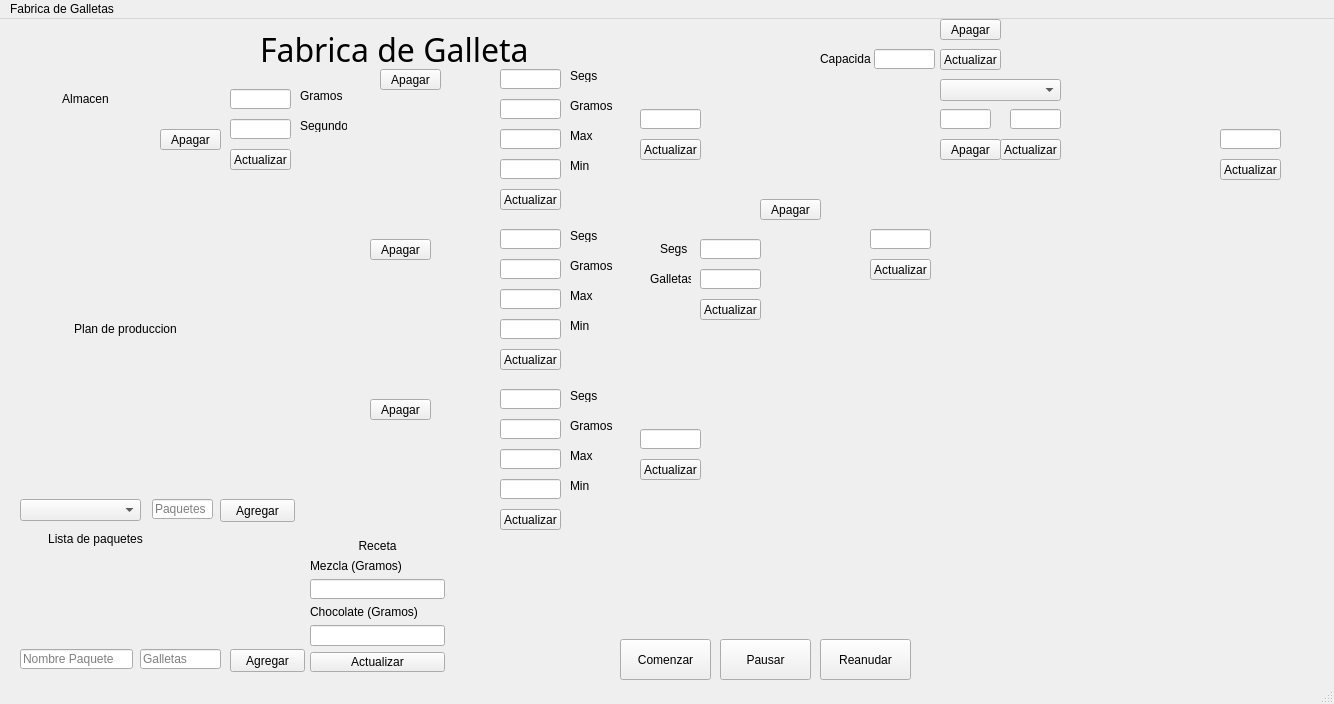
Old version of the form mainwindow.ui in the repository JohnSC31/PY1-FabricaGalletas-2102.
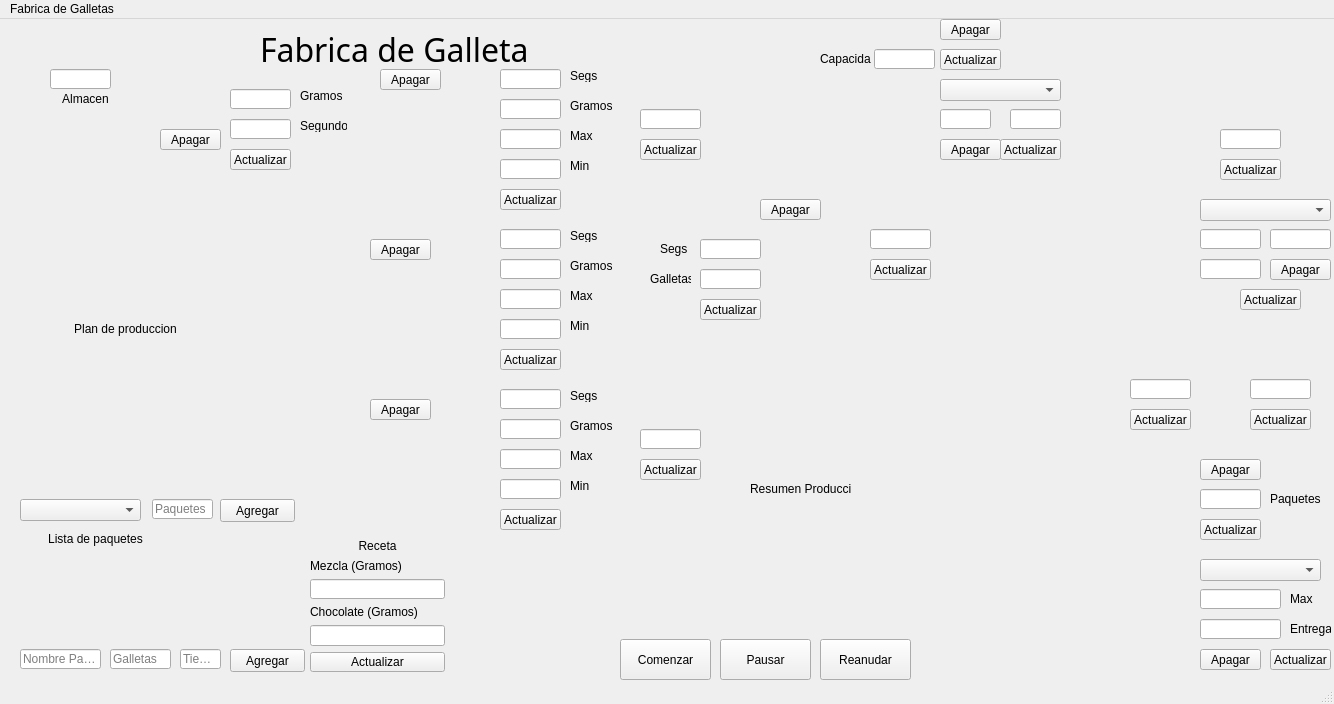
New version of the form. Icons and pictures are not drawn.

The edit to the form file:
```diff
--- a/mainwindow.ui
+++ b/mainwindow.ui
@@ -244,7 +244,7 @@
      <rect>
       <x>20</x>
       <y>630</y>
-      <width>113</width>
+      <width>81</width>
       <height>20</height>
      </rect>
     </property>
@@ -268,9 +268,9 @@
    <widget class="QLineEdit" name="inpPackCookies">
     <property name="geometry">
      <rect>
-      <x>140</x>
+      <x>110</x>
       <y>630</y>
-      <width>81</width>
+      <width>61</width>
       <height>20</height>
      </rect>
     </property>
@@ -1314,6 +1314,477 @@
      </rect>
     </property>
    </widget>
+   <widget class="QLabel" name="label_35">
+    <property name="geometry">
+     <rect>
+      <x>1130</x>
+      <y>190</y>
+      <width>61</width>
+      <height>71</height>
+     </rect>
+    </property>
+    <property name="text">
+     <string/>
+    </property>
+    <property name="pixmap">
+     <pixmap>../../Semestre II/Estructuras de datos/Proyecto 1/Design/Inspeccion_red.png</pixmap>
+    </property>
+   </widget>
+   <widget class="QComboBox" name="cmbInspectors">
+    <property name="geometry">
+     <rect>
+      <x>1200</x>
+      <y>180</y>
+      <width>131</width>
+      <height>22</height>
+     </rect>
+    </property>
+    <property name="acceptDrops">
+     <bool>false</bool>
+    </property>
+    <property name="currentText">
+     <string/>
+    </property>
+    <property name="placeholderText">
+     <string/>
+    </property>
+   </widget>
+   <widget class="QLineEdit" name="inpInspectorTime">
+    <property name="geometry">
+     <rect>
+      <x>1200</x>
+      <y>210</y>
+      <width>61</width>
+      <height>20</height>
+     </rect>
+    </property>
+   </widget>
+   <widget class="QLineEdit" name="inpInspectorPerTime">
+    <property name="geometry">
+     <rect>
+      <x>1270</x>
+      <y>210</y>
+      <width>61</width>
+      <height>20</height>
+     </rect>
+    </property>
+   </widget>
+   <widget class="QLineEdit" name="inpInspectorProb">
+    <property name="geometry">
+     <rect>
+      <x>1200</x>
+      <y>240</y>
+      <width>61</width>
+      <height>20</height>
+     </rect>
+    </property>
+   </widget>
+   <widget class="QPushButton" name="btnUpdateInspector">
+    <property name="geometry">
+     <rect>
+      <x>1240</x>
+      <y>270</y>
+      <width>61</width>
+      <height>21</height>
+     </rect>
+    </property>
+    <property name="text">
+     <string>Actualizar</string>
+    </property>
+   </widget>
+   <widget class="QLabel" name="lblQoS">
+    <property name="geometry">
+     <rect>
+      <x>1030</x>
+      <y>190</y>
+      <width>91</width>
+      <height>91</height>
+     </rect>
+    </property>
+    <property name="text">
+     <string/>
+    </property>
+   </widget>
+   <widget class="QPushButton" name="btnControlInspector">
+    <property name="geometry">
+     <rect>
+      <x>1270</x>
+      <y>240</y>
+      <width>61</width>
+      <height>21</height>
+     </rect>
+    </property>
+    <property name="text">
+     <string>Apagar</string>
+    </property>
+   </widget>
+   <widget class="QPushButton" name="btnUpdateCookieBelt4">
+    <property name="geometry">
+     <rect>
+      <x>1250</x>
+      <y>390</y>
+      <width>61</width>
+      <height>21</height>
+     </rect>
+    </property>
+    <property name="text">
+     <string>Actualizar</string>
+    </property>
+   </widget>
+   <widget class="QLineEdit" name="inpCookieBelt4Max">
+    <property name="geometry">
+     <rect>
+      <x>1250</x>
+      <y>360</y>
+      <width>61</width>
+      <height>20</height>
+     </rect>
+    </property>
+   </widget>
+   <widget class="QLabel" name="lblCookieBelt4">
+    <property name="geometry">
+     <rect>
+      <x>1230</x>
+      <y>300</y>
+      <width>91</width>
+      <height>31</height>
+     </rect>
+    </property>
+    <property name="text">
+     <string/>
+    </property>
+   </widget>
+   <widget class="QLabel" name="label_36">
+    <property name="geometry">
+     <rect>
+      <x>1230</x>
+      <y>330</y>
+      <width>101</width>
+      <height>31</height>
+     </rect>
+    </property>
+    <property name="text">
+     <string/>
+    </property>
+    <property name="pixmap">
+     <pixmap>../../Semestre II/Estructuras de datos/Proyecto 1/Design/Banda5.png</pixmap>
+    </property>
+   </widget>
+   <widget class="QLabel" name="label_37">
+    <property name="geometry">
+     <rect>
+      <x>1110</x>
+      <y>330</y>
+      <width>101</width>
+      <height>31</height>
+     </rect>
+    </property>
+    <property name="text">
+     <string/>
+    </property>
+    <property name="pixmap">
+     <pixmap>../../Semestre II/Estructuras de datos/Proyecto 1/Design/Banda5.png</pixmap>
+    </property>
+   </widget>
+   <widget class="QPushButton" name="btnUpdateCookieBelt3">
+    <property name="geometry">
+     <rect>
+      <x>1130</x>
+      <y>390</y>
+      <width>61</width>
+      <height>21</height>
+     </rect>
+    </property>
+    <property name="text">
+     <string>Actualizar</string>
+    </property>
+   </widget>
+   <widget class="QLineEdit" name="inpCookieBelt3Max">
+    <property name="geometry">
+     <rect>
+      <x>1130</x>
+      <y>360</y>
+      <width>61</width>
+      <height>20</height>
+     </rect>
+    </property>
+   </widget>
+   <widget class="QLabel" name="lblCookieBelt3">
+    <property name="geometry">
+     <rect>
+      <x>1110</x>
+      <y>300</y>
+      <width>91</width>
+      <height>31</height>
+     </rect>
+    </property>
+    <property name="text">
+     <string/>
+    </property>
+   </widget>
+   <widget class="QLabel" name="label_38">
+    <property name="geometry">
+     <rect>
+      <x>1140</x>
+      <y>440</y>
+      <width>51</width>
+      <height>51</height>
+     </rect>
+    </property>
+    <property name="text">
+     <string/>
+    </property>
+    <property name="pixmap">
+     <pixmap>../../Semestre II/Estructuras de datos/Proyecto 1/Design/Empacadora_red.png</pixmap>
+    </property>
+   </widget>
+   <widget class="QLabel" name="label_39">
+    <property name="geometry">
+     <rect>
+      <x>1140</x>
+      <y>540</y>
+      <width>51</width>
+      <height>31</height>
+     </rect>
+    </property>
+    <property name="text">
+     <string/>
+    </property>
+    <property name="pixmap">
+     <pixmap>../../Semestre II/Estructuras de datos/Proyecto 1/Design/Transporte_red.png</pixmap>
+    </property>
+   </widget>
+   <widget class="QLineEdit" name="inpBalerPerTime">
+    <property name="geometry">
+     <rect>
+      <x>1200</x>
+      <y>470</y>
+      <width>61</width>
+      <height>20</height>
+     </rect>
+    </property>
+   </widget>
+   <widget class="QPushButton" name="btnUpdateBaler">
+    <property name="geometry">
+     <rect>
+      <x>1200</x>
+      <y>500</y>
+      <width>61</width>
+      <height>21</height>
+     </rect>
+    </property>
+    <property name="text">
+     <string>Actualizar</string>
+    </property>
+   </widget>
+   <widget class="QLabel" name="lblBaler">
+    <property name="geometry">
+     <rect>
+      <x>1040</x>
+      <y>440</y>
+      <width>91</width>
+      <height>61</height>
+     </rect>
+    </property>
+    <property name="text">
+     <string/>
+    </property>
+   </widget>
+   <widget class="QLineEdit" name="inpJointerMachinePerTime_3">
+    <property name="geometry">
+     <rect>
+      <x>50</x>
+      <y>50</y>
+      <width>61</width>
+      <height>20</height>
+     </rect>
+    </property>
+   </widget>
+   <widget class="QComboBox" name="cmbTransports">
+    <property name="geometry">
+     <rect>
+      <x>1200</x>
+      <y>540</y>
+      <width>121</width>
+      <height>22</height>
+     </rect>
+    </property>
+    <property name="acceptDrops">
+     <bool>false</bool>
+    </property>
+    <property name="currentText">
+     <string/>
+    </property>
+    <property name="placeholderText">
+     <string/>
+    </property>
+   </widget>
+   <widget class="QLineEdit" name="inpTransportMax">
+    <property name="geometry">
+     <rect>
+      <x>1200</x>
+      <y>570</y>
+      <width>81</width>
+      <height>20</height>
+     </rect>
+    </property>
+   </widget>
+   <widget class="QLineEdit" name="inpTransportTime">
+    <property name="geometry">
+     <rect>
+      <x>1200</x>
+      <y>600</y>
+      <width>81</width>
+      <height>20</height>
+     </rect>
+    </property>
+   </widget>
+   <widget class="QLabel" name="label_40">
+    <property name="geometry">
+     <rect>
+      <x>1290</x>
+      <y>570</y>
+      <width>41</width>
+      <height>20</height>
+     </rect>
+    </property>
+    <property name="text">
+     <string>Max</string>
+    </property>
+   </widget>
+   <widget class="QLabel" name="label_41">
+    <property name="geometry">
+     <rect>
+      <x>1290</x>
+      <y>600</y>
+      <width>41</width>
+      <height>20</height>
+     </rect>
+    </property>
+    <property name="text">
+     <string>Entrega</string>
+    </property>
+   </widget>
+   <widget class="QPushButton" name="btnUpdateTransport">
+    <property name="geometry">
+     <rect>
+      <x>1270</x>
+      <y>630</y>
+      <width>61</width>
+      <height>21</height>
+     </rect>
+    </property>
+    <property name="text">
+     <string>Actualizar</string>
+    </property>
+   </widget>
+   <widget class="QLabel" name="lblTransports">
+    <property name="geometry">
+     <rect>
+      <x>1090</x>
+      <y>570</y>
+      <width>101</width>
+      <height>81</height>
+     </rect>
+    </property>
+    <property name="text">
+     <string/>
+    </property>
+   </widget>
+   <widget class="QLabel" name="label_42">
+    <property name="geometry">
+     <rect>
+      <x>870</x>
+      <y>490</y>
+      <width>61</width>
+      <height>41</height>
+     </rect>
+    </property>
+    <property name="text">
+     <string/>
+    </property>
+    <property name="pixmap">
+     <pixmap>../../Semestre II/Estructuras de datos/Proyecto 1/Design/AlmacenFinal_red.png</pixmap>
+    </property>
+   </widget>
+   <widget class="QLabel" name="lblSummary">
+    <property name="geometry">
+     <rect>
+      <x>720</x>
+      <y>490</y>
+      <width>141</width>
+      <height>81</height>
+     </rect>
+    </property>
+    <property name="text">
+     <string/>
+    </property>
+   </widget>
+   <widget class="QLabel" name="label_43">
+    <property name="geometry">
+     <rect>
+      <x>750</x>
+      <y>460</y>
+      <width>101</width>
+      <height>20</height>
+     </rect>
+    </property>
+    <property name="text">
+     <string>Resumen Produccion</string>
+    </property>
+   </widget>
+   <widget class="QLabel" name="label_44">
+    <property name="geometry">
+     <rect>
+      <x>1270</x>
+      <y>470</y>
+      <width>51</width>
+      <height>20</height>
+     </rect>
+    </property>
+    <property name="text">
+     <string>Paquetes</string>
+    </property>
+   </widget>
+   <widget class="QPushButton" name="btnControlBaler">
+    <property name="geometry">
+     <rect>
+      <x>1200</x>
+      <y>440</y>
+      <width>61</width>
+      <height>21</height>
+     </rect>
+    </property>
+    <property name="text">
+     <string>Apagar</string>
+    </property>
+   </widget>
+   <widget class="QPushButton" name="btnControlTransport">
+    <property name="geometry">
+     <rect>
+      <x>1200</x>
+      <y>630</y>
+      <width>61</width>
+      <height>21</height>
+     </rect>
+    </property>
+    <property name="text">
+     <string>Apagar</string>
+    </property>
+   </widget>
+   <widget class="QLineEdit" name="inpPackTime">
+    <property name="geometry">
+     <rect>
+      <x>180</x>
+      <y>630</y>
+      <width>41</width>
+      <height>20</height>
+     </rect>
+    </property>
+    <property name="placeholderText">
+     <string>Tiempo</string>
+    </property>
+   </widget>
   </widget>
   <widget class="QMenuBar" name="menubar">
    <property name="geometry">
```
Left out of the diff: 2 changed lines with no effect on the pictures.
